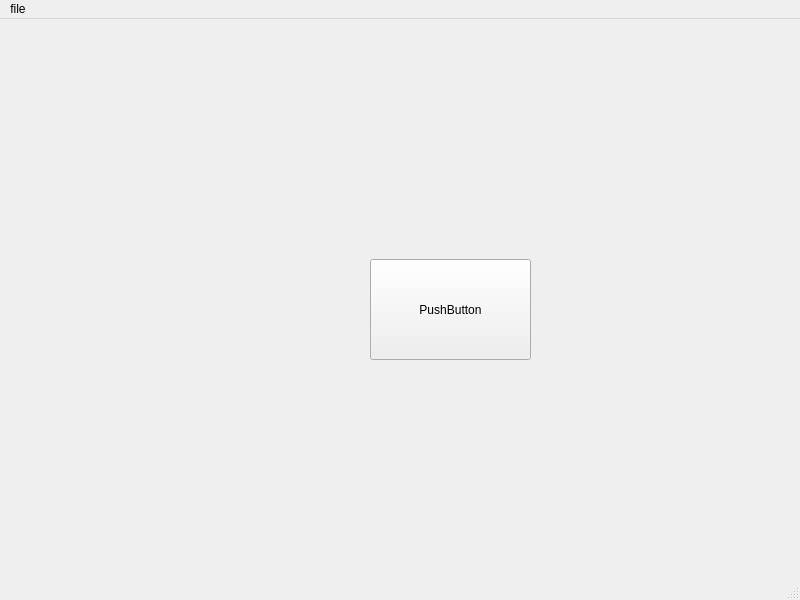
This is QMainWindow/src/MainWindow.ui in serenNan/QtLearn as Qt 5 draws it before an edit. The edited form follows.
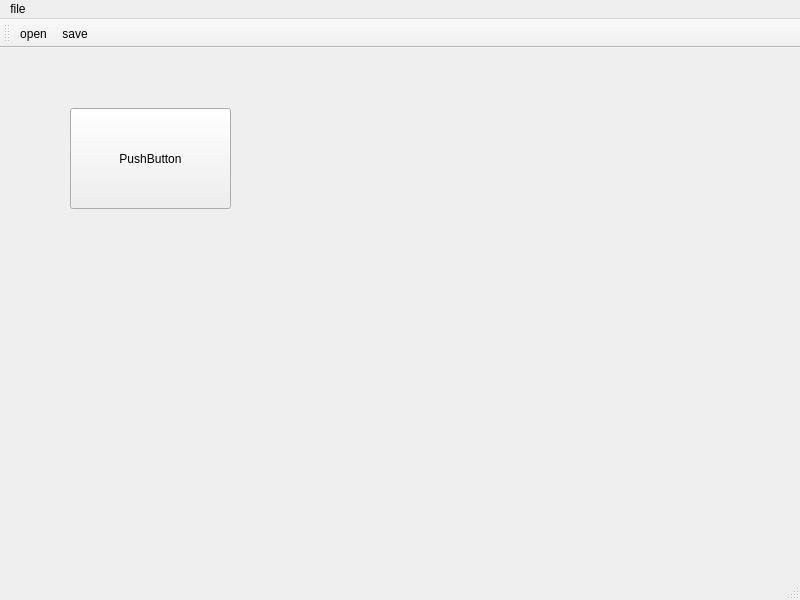
This is the edited form. Icons and pictures are not drawn.

```diff
--- a/QMainWindow/src/MainWindow.ui
+++ b/QMainWindow/src/MainWindow.ui
@@ -17,8 +17,8 @@
    <widget class="QPushButton" name="pushButton">
     <property name="geometry">
      <rect>
-      <x>370</x>
-      <y>240</y>
+      <x>70</x>
+      <y>60</y>
       <width>161</width>
       <height>101</height>
      </rect>
@@ -47,6 +47,28 @@
    <addaction name="menufile"/>
   </widget>
   <widget class="QStatusBar" name="statusbar"/>
+  <widget class="QToolBar" name="toolBar">
+   <property name="windowTitle">
+    <string>toolBar</string>
+   </property>
+   <property name="iconSize">
+    <size>
+     <width>30</width>
+     <height>30</height>
+    </size>
+   </property>
+   <property name="toolButtonStyle">
+    <enum>Qt::ToolButtonTextOnly</enum>
+   </property>
+   <attribute name="toolBarArea">
+    <enum>TopToolBarArea</enum>
+   </attribute>
+   <attribute name="toolBarBreak">
+    <bool>false</bool>
+   </attribute>
+   <addaction name="open_action"/>
+   <addaction name="save_action"/>
+  </widget>
   <action name="open_action">
    <property name="icon">
     <iconset>
```
Left out of the diff: 3 changed lines with no effect on the pictures.
